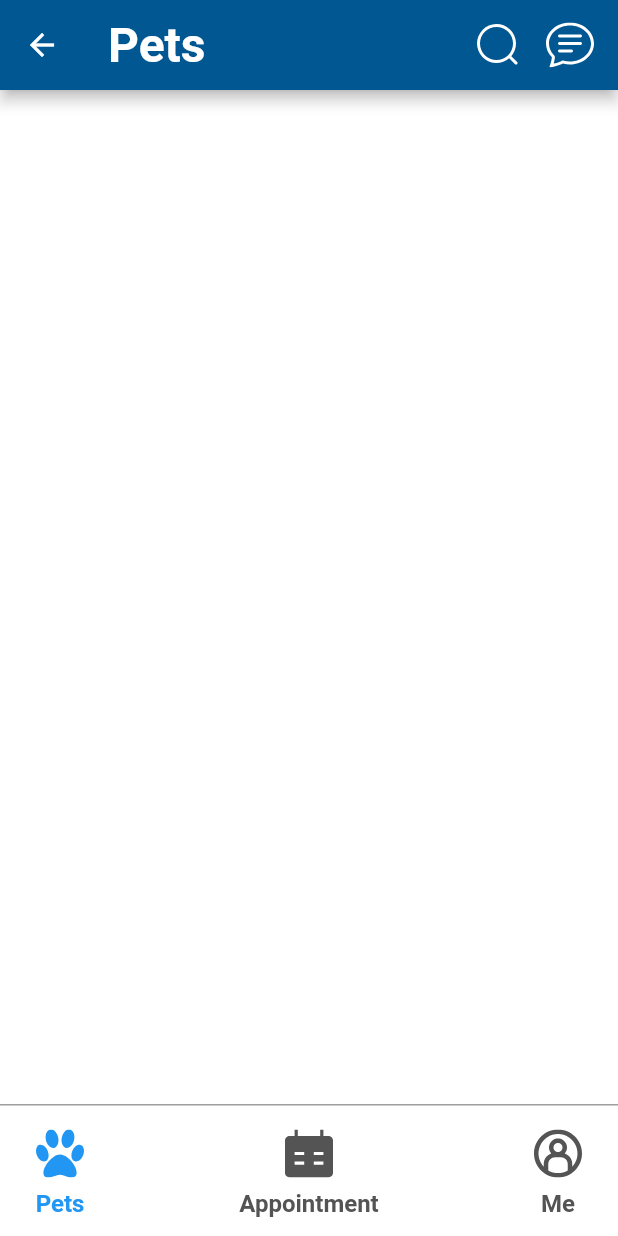
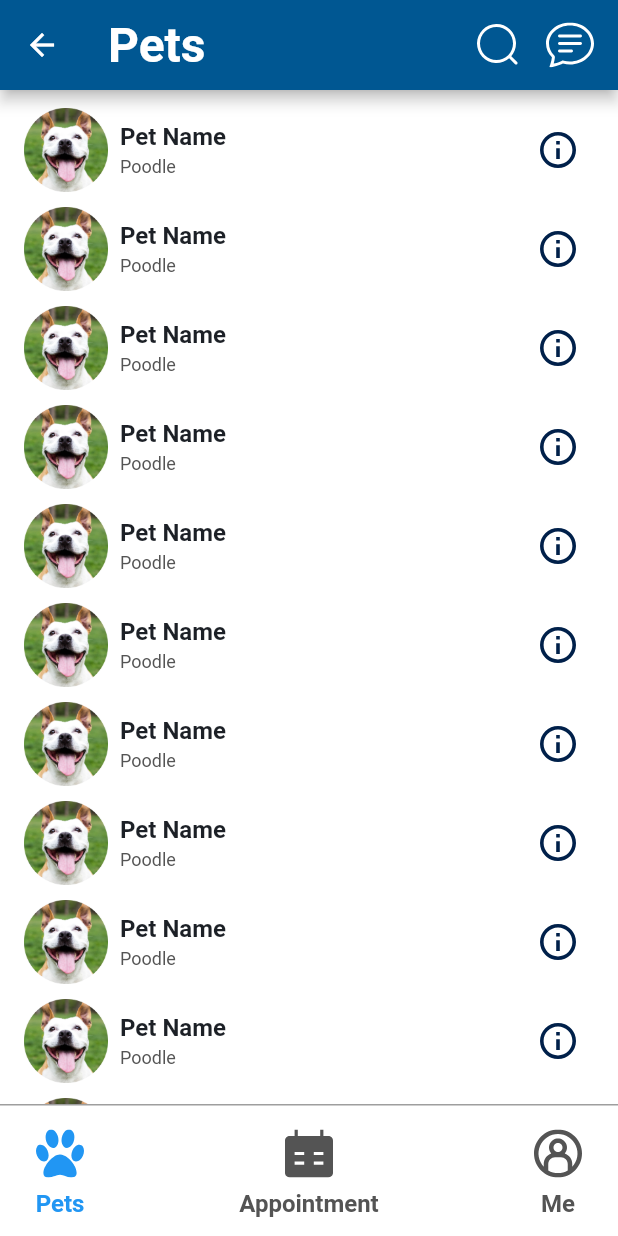
Before and after one commit to akosijho/flutter_optipets, a Flutter app: the PetScreenView screen opened by its route, on a phone screen of 412 x 824 dp. Run offline on Flutter 3.47's test engine with Material 2 defaults, Android fonts, the phone set to English and light mode, and no system bars; our stand-ins replace flutter_svg, get, stacked; Roboto replaces fonts that are missing (SF-Pro); statements that could not run were skipped.

Commit message:
Simulate pet item list.

```diff
--- a/lib/utils/my_themes.dart
+++ b/lib/utils/my_themes.dart
@@ -119,14 +119,16 @@ class MyThemes {
             fontSize: 12),
         headline5: const TextStyle(
             fontSize: 16,
-            fontWeight: FontWeight.w400,
-            decoration: TextDecoration.underline,
+            fontWeight: FontWeight.w700,
             color: MyColors.black),
         bodyText1: const TextStyle(
             fontSize: 16,
             height: 1.5,
             fontWeight: FontWeight.w600,
             color: MyColors.black),
+         bodyText2: const TextStyle(
+            fontSize: 12,
+            color: MyColors.myGray),
         headline2: const TextStyle(
             fontSize: 32,
             fontWeight: FontWeight.w700,
--- a/lib/utils/svg_icons.dart
+++ b/lib/utils/svg_icons.dart
@@ -7,4 +7,5 @@ class SvgIcons {
   static const String pawIcon = "${_rootPath}paw.svg";
   static const String appointmentIcon = "${_rootPath}appointment.svg";
   static const String profileIcon = "${_rootPath}profile.svg";
+  static const String infoIcon = "${_rootPath}info.svg";
 }
--- a/lib/utils/svg_images.dart
+++ b/lib/utils/svg_images.dart
@@ -1,6 +1,7 @@
 class SvgImages {
   SvgImages._();
 
-  static const rootPath = 'lib/resources/assets/images/';
-  static const logo = "${rootPath}logo.svg";
+  static const _rootPath = 'lib/resources/assets/images/';
+  static const logo = "${_rootPath}logo.svg";
+  static const temp = "${_rootPath}temp_dog.png";
 }
--- /dev/null
+++ b/lib/views/pets_screen/pet_item.dart
@@ -0,0 +1,67 @@
+import 'package:flutter/material.dart';
+import 'package:flutter_optipets/utils/svg_icons.dart';
+import 'package:flutter_optipets/utils/svg_images.dart';
+import 'package:flutter_svg/flutter_svg.dart';
+
+class PetItem extends StatelessWidget {
+  const PetItem({Key? key}) : super(key: key);
+
+  @override
+  Widget build(BuildContext context) {
+    return InkWell(
+      onTap: () {},
+      child: Container(
+        height: 64,
+        width: double.infinity,
+        decoration: BoxDecoration(
+          color: Theme.of(context).scaffoldBackgroundColor,
+          shape: BoxShape.rectangle,
+        ),
+        child: Row(
+          mainAxisAlignment: MainAxisAlignment.spaceBetween,
+          crossAxisAlignment: CrossAxisAlignment.center,
+          children: [
+            Row(
+              children: [
+                Container(
+                    width: 56,
+                    height: 56,
+                    decoration: const BoxDecoration(shape: BoxShape.circle),
+                    child: Image.asset(SvgImages.temp)),
+                const SizedBox(
+                  width: 8,
+                ),
+                Column(
+                  mainAxisAlignment: MainAxisAlignment.center,
+                  crossAxisAlignment: CrossAxisAlignment.start,
+                  children: [
+                    Text(
+                      "Pet Name",
+                      style: Theme.of(context).textTheme.headline5,
+                      textAlign: TextAlign.left,
+                    ),
+                    const SizedBox(
+                      height: 4,
+                    ),
+                    Text(
+                      "Poodle",
+                      style: Theme.of(context).textTheme.bodyText2,
+                      textAlign: TextAlign.left,
+                    ),
+                  ],
+                ),
+              ],
+            ),
+            IconButton(
+              icon: SvgPicture.asset(
+                SvgIcons.infoIcon,
+                width: 24,
+              ),
+              onPressed: () {},
+            ),
+          ],
+        ),
+      ),
+    );
+  }
+}
--- a/lib/views/pets_screen/pet_screen_view.dart
+++ b/lib/views/pets_screen/pet_screen_view.dart
@@ -1,8 +1,9 @@
 import 'package:flutter/material.dart';
+import 'package:flutter_optipets/views/pets_screen/pet_item.dart';
 import 'package:flutter_optipets/views/widgets/bottom_appbar.dart';
 import 'package:flutter_optipets/views/widgets/top_appbar.dart';
 
-class PetScreenView extends StatelessWidget{
+class PetScreenView extends StatelessWidget {
   const PetScreenView({Key? key}) : super(key: key);
 
   @override
@@ -10,12 +11,20 @@ class PetScreenView extends StatelessWidget{
     return Scaffold(
       appBar: myAppBar("Pets"),
       backgroundColor: Theme.of(context).scaffoldBackgroundColor,
-      body: Container(
+      body: SizedBox(
         width: MediaQuery.of(context).size.width,
-        height: MediaQuery.of(context).size.height,
-        ),
-      bottomNavigationBar: const MyBottomAppBar(isPets: true,),
+        child: ListView.separated(
+          padding: const EdgeInsets.fromLTRB(16, 8, 16, 0),
+          shrinkWrap: true,
+          scrollDirection: Axis.vertical,
+          physics: const BouncingScrollPhysics(),
+            itemBuilder: (context, index) => const PetItem(),
+            separatorBuilder: (context, _) => const SizedBox(height: 2),
+            itemCount: 20),
+      ),
+      bottomNavigationBar: const MyBottomAppBar(
+        isPets: true,
+      ),
     );
   }
-
 }
```
Also changed, not shown: lib/resources/assets/icons/info.svg (added), lib/resources/assets/images/temp_dog.png (added).
